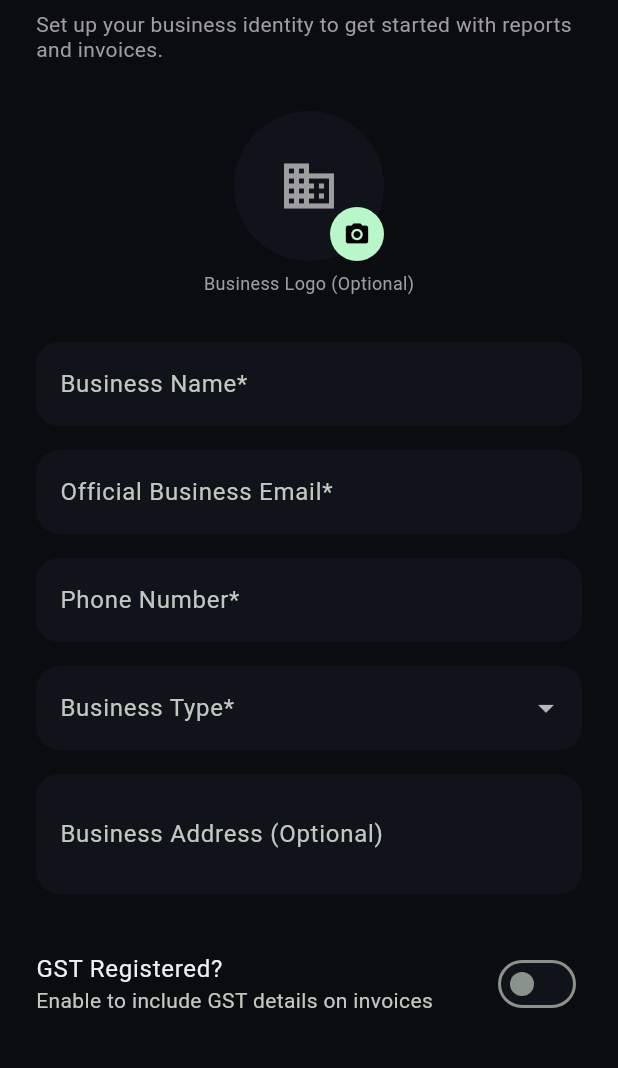
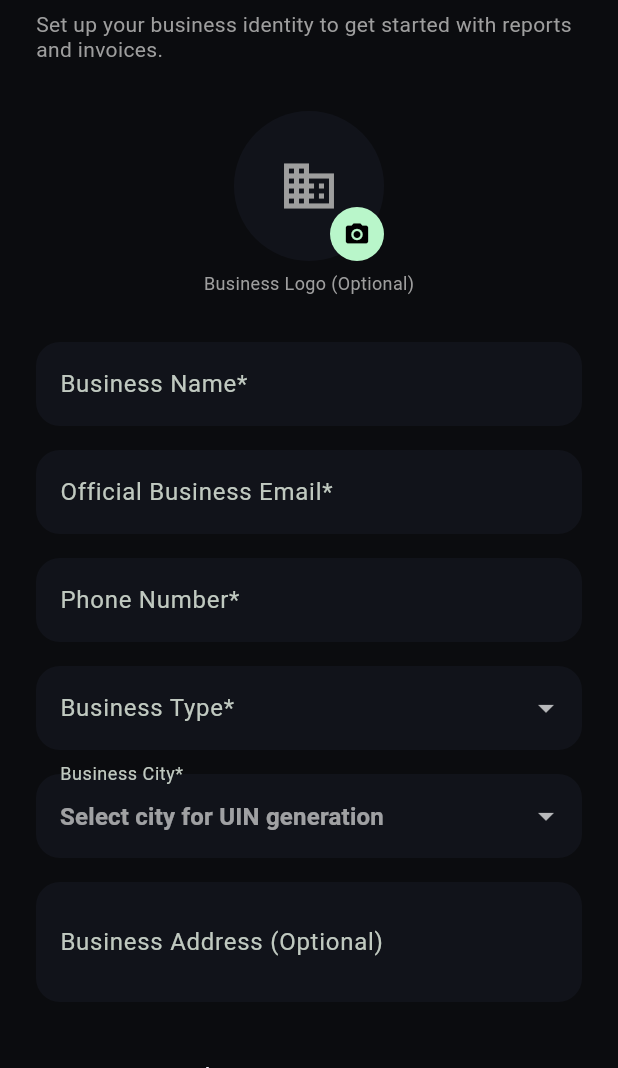
Before and after one commit to jayswalyash2002-wq/Tsp-Dashboard, a Flutter app: the screen it shows once a user with an empty profile is signed in, on a phone screen of 412 x 824 dp, the part 168-1236 px from its top. Run offline on Flutter 3.47's test engine with Material 3 defaults, Android fonts, the phone set to English and light mode, and no system bars; our stand-ins replace cloud_firestore, device_info_plus, file_picker, firebase_auth, firebase_core, firebase_messaging and 7 more; missing offline and left inert: excel; accounts and stored records are empty.

Commit message:
Restored_and_reintegrated_UIN_business_identification_system

```diff
--- a/lib/src/business/domain/business.dart
+++ b/lib/src/business/domain/business.dart
@@ -2,11 +2,13 @@ import 'package:cloud_firestore/cloud_firestore.dart';
 
 class Business {
   final String id;
+  final String uin;
   final String businessName;
   final String ownerName;
   final String officialEmail;
   final String phoneNumber;
   final String businessType;
+  final String? city;
   final String? gstNumber;
   final bool isFssaiRegistered;
   final String? fssaiNumber;
@@ -16,11 +18,13 @@ class Business {
 
   Business({
     required this.id,
+    required this.uin,
     required this.businessName,
     required this.ownerName,
     required this.officialEmail,
     required this.phoneNumber,
     required this.businessType,
+    this.city,
     this.gstNumber,
     this.isFssaiRegistered = false,
     this.fssaiNumber,
@@ -34,11 +38,13 @@ class Business {
   factory Business.fromMap(Map<String, dynamic> map, String id) {
     return Business(
       id: id,
+      uin: map['uin'] ?? '',
       businessName: map['businessName'] ?? '',
       ownerName: map['ownerName'] ?? '',
       officialEmail: map['officialEmail'] ?? '',
       phoneNumber: map['phoneNumber'] ?? '',
       businessType: map['businessType'] ?? '',
+      city: map['city'],
       gstNumber: map['gstNumber'],
       isFssaiRegistered: map['isFssaiRegistered'] ?? false,
       fssaiNumber: map['fssaiNumber'],
@@ -51,11 +57,13 @@ class Business {
   Map<String, dynamic> toMap() {
     return {
       'businessId': id,
+      'uin': uin,
       'businessName': businessName,
       'ownerName': ownerName,
       'officialEmail': officialEmail,
       'phoneNumber': phoneNumber,
       'businessType': businessType,
+      'city': city,
       'gstNumber': gstNumber,
       'isFssaiRegistered': isFssaiRegistered,
       'fssaiNumber': fssaiNumber,
@@ -64,4 +72,38 @@ class Business {
       'createdAt': FieldValue.serverTimestamp(),
     };
   }
+
+  Business copyWith({
+    String? id,
+    String? uin,
+    String? businessName,
+    String? ownerName,
+    String? officialEmail,
+    String? phoneNumber,
+    String? businessType,
+    String? city,
+    String? gstNumber,
+    bool? isFssaiRegistered,
+    String? fssaiNumber,
+    String? address,
+    String? logoUrl,
+    DateTime? createdAt,
+  }) {
+    return Business(
+      id: id ?? this.id,
+      uin: uin ?? this.uin,
+      businessName: businessName ?? this.businessName,
+      ownerName: ownerName ?? this.ownerName,
+      officialEmail: officialEmail ?? this.officialEmail,
+      phoneNumber: phoneNumber ?? this.phoneNumber,
+      businessType: businessType ?? this.businessType,
+      city: city ?? this.city,
+      gstNumber: gstNumber ?? this.gstNumber,
+      isFssaiRegistered: isFssaiRegistered ?? this.isFssaiRegistered,
+      fssaiNumber: fssaiNumber ?? this.fssaiNumber,
+      address: address ?? this.address,
+      logoUrl: logoUrl ?? this.logoUrl,
+      createdAt: createdAt ?? this.createdAt,
+    );
+  }
 }
--- a/lib/src/business/presentation/business_setup_screen.dart
+++ b/lib/src/business/presentation/business_setup_screen.dart
@@ -24,6 +24,7 @@ class _BusinessSetupScreenState extends ConsumerState<BusinessSetupScreen> {
   final _fssaiController = TextEditingController();
 
   String? _selectedType;
+  String? _selectedCity;
   bool _isGstRegistered = false;
   bool _isFssaiRegistered = false;
   File? _logoFile;
@@ -38,6 +39,16 @@ class _BusinessSetupScreenState extends ConsumerState<BusinessSetupScreen> {
     'Cloud Kitchen',
     'Beverage Bar',
     'Dessert Shop',
+    'Other',
+  ];
+
+  final List<String> _cities = [
+    'Ahmedabad',
+    'Mumbai',
+    'Delhi',
+    'Surat',
+    'Pune',
+    'Bangalore',
     'Other',
   ];
 
@@ -59,6 +70,7 @@ class _BusinessSetupScreenState extends ConsumerState<BusinessSetupScreen> {
         _gstController.text = business.gstNumber ?? '';
         _fssaiController.text = business.fssaiNumber ?? '';
         _selectedType = _businessTypes.contains(business.businessType) ? business.businessType : 'Other';
+        _selectedCity = _cities.contains(business.city) ? business.city : (business.city != null ? 'Other' : null);
         _isGstRegistered = business.isGstRegistered;
         _isFssaiRegistered = business.isFssaiRegistered;
         _existingLogoUrl = business.logoUrl;
@@ -108,11 +120,13 @@ class _BusinessSetupScreenState extends ConsumerState<BusinessSetupScreen> {
 
       final businessData = Business(
         id: existingBusiness?.id ?? '',
+        uin: existingBusiness?.uin ?? '',
         businessName: _nameController.text.trim(),
         ownerName: profile?.displayName ?? 'Owner',
         officialEmail: _emailController.text.trim(),
         phoneNumber: _phoneController.text.trim(),
         businessType: _selectedType ?? 'Other',
+        city: _selectedCity,
         gstNumber: _isGstRegistered ? _gstController.text.trim() : null,
         isFssaiRegistered: _isFssaiRegistered,
         fssaiNumber: _isFssaiRegistered ? _fssaiController.text.trim() : null,
@@ -121,32 +135,19 @@ class _BusinessSetupScreenState extends ConsumerState<BusinessSetupScreen> {
         createdAt: existingBusiness?.createdAt ?? DateTime.now(),
       );
 
-      String businessId;
+      Business finalBusinessData;
       if (existingBusiness == null) {
-        businessId = await repo.createBusiness(uid: user.uid, business: businessData);
+        finalBusinessData = await repo.createBusiness(uid: user.uid, business: businessData);
       } else {
-        businessId = existingBusiness.id;
+        finalBusinessData = businessData;
         await repo.updateBusiness(businessData);
       }
 
       if (_logoFile != null) {
-        logoUrl = await repo.uploadLogo(businessId, _logoFile!);
+        logoUrl = await repo.uploadLogo(finalBusinessData.id, _logoFile!);
         if (logoUrl != null) {
-          final finalBusiness = Business(
-            id: businessId,
-            businessName: businessData.businessName,
-            ownerName: businessData.ownerName,
-            officialEmail: businessData.officialEmail,
-            phoneNumber: businessData.phoneNumber,
-            businessType: businessData.businessType,
-            gstNumber: businessData.gstNumber,
-            isFssaiRegistered: businessData.isFssaiRegistered,
-            fssaiNumber: businessData.fssaiNumber,
-            address: businessData.address,
-            logoUrl: logoUrl,
-            createdAt: businessData.createdAt,
-          );
-          await repo.updateBusiness(finalBusiness);
+          finalBusinessData = finalBusinessData.copyWith(logoUrl: logoUrl);
+          await repo.updateBusiness(finalBusinessData);
         }
       }
 
@@ -284,6 +285,20 @@ class _BusinessSetupScreenState extends ConsumerState<BusinessSetupScreen> {
               ),
               const SizedBox(height: 16),
 
+              DropdownButtonFormField<String>(
+                value: _selectedCity,
+                decoration: const InputDecoration(
+                  labelText: 'Business City*',
+                  hintText: 'Select city for UIN generation',
+                ),
+                items: _cities
+                    .map((city) => DropdownMenuItem(value: city, child: Text(city)))
+                    .toList(),
+                onChanged: (value) => setState(() => _selectedCity = value),
+                validator: (value) => value == null ? 'Required' : null,
+              ),
+              const SizedBox(height: 16),
+
               TextFormField(
                 controller: _addressController,
                 decoration: const InputDecoration(
--- a/lib/src/profile/presentation/profile_screen.dart
+++ b/lib/src/profile/presentation/profile_screen.dart
@@ -198,7 +198,8 @@ class _BusinessIdentityCard extends ConsumerWidget {
                     ),
                   ],
                 ),
-                const Divider(height: 24),
+                                const Divider(height: 24),
+                _InfoRow(label: 'UIN', value: business.uin),
                 _InfoRow(label: 'Email', value: business.officialEmail, isVertical: true),
                 _InfoRow(label: 'Phone', value: business.phoneNumber),
                 if (business.address != null)
```
Also changed, not shown: lib/src/business/data/business_repository.dart (+17 -22 lines), lib/src/core/utils/uin_generator.dart (+24 -4 lines), 1 other file.
